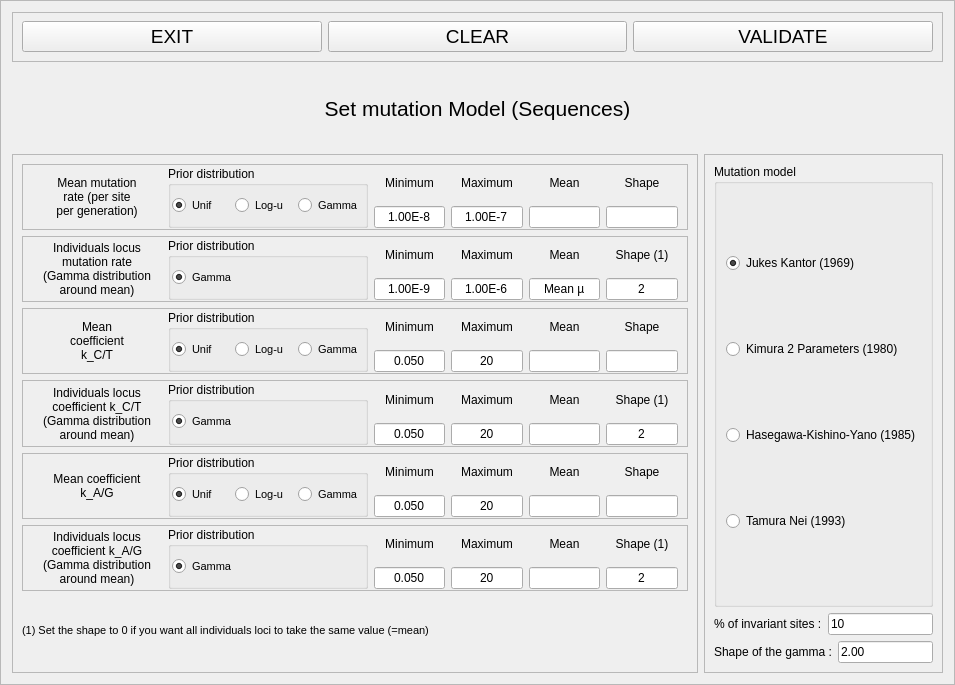
cbgp/diyabc, file python_interface/uis/setMutationModelSequences.ui: the form before one commit.
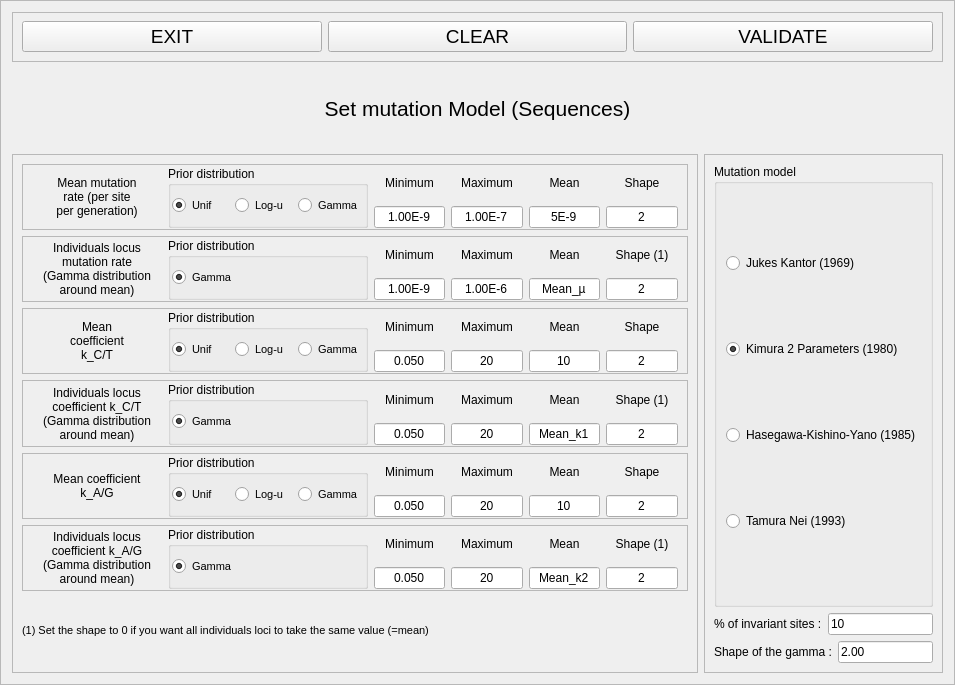
The form after the commit.

Commit message: default values mutation models

The edit to the form file:
```diff
--- a/python_interface/uis/setMutationModelSequences.ui
+++ b/python_interface/uis/setMutationModelSequences.ui
@@ -285,7 +285,7 @@
                 </size>
                </property>
                <property name="text">
-                <string>1.00E-8</string>
+                <string>1.00E-9</string>
                </property>
                <property name="alignment">
                 <set>Qt::AlignCenter</set>
@@ -356,6 +356,9 @@
                  <height>16777215</height>
                 </size>
                </property>
+               <property name="text">
+                <string>5E-9</string>
+               </property>
                <property name="alignment">
                 <set>Qt::AlignCenter</set>
                </property>
@@ -389,6 +392,9 @@
                  <height>16777215</height>
                 </size>
                </property>
+               <property name="text">
+                <string>2</string>
+               </property>
                <property name="alignment">
                 <set>Qt::AlignCenter</set>
                </property>
@@ -594,7 +600,7 @@
                 </size>
                </property>
                <property name="text">
-                <string>Mean µ</string>
+                <string>Mean_µ</string>
                </property>
                <property name="alignment">
                 <set>Qt::AlignCenter</set>
@@ -862,6 +868,9 @@
                  <height>16777215</height>
                 </size>
                </property>
+               <property name="text">
+                <string>10</string>
+               </property>
                <property name="alignment">
                 <set>Qt::AlignCenter</set>
                </property>
@@ -895,6 +904,9 @@
                  <height>16777215</height>
                 </size>
                </property>
+               <property name="text">
+                <string>2</string>
+               </property>
                <property name="alignment">
                 <set>Qt::AlignCenter</set>
                </property>
@@ -1099,6 +1111,9 @@
                  <height>16777215</height>
                 </size>
                </property>
+               <property name="text">
+                <string>Mean_k1</string>
+               </property>
                <property name="alignment">
                 <set>Qt::AlignCenter</set>
                </property>
@@ -1364,6 +1379,9 @@
                  <height>16777215</height>
                 </size>
                </property>
+               <property name="text">
+                <string>10</string>
+               </property>
                <property name="alignment">
                 <set>Qt::AlignCenter</set>
                </property>
@@ -1397,6 +1415,9 @@
                  <height>16777215</height>
                 </size>
                </property>
+               <property name="text">
+                <string>2</string>
+               </property>
                <property name="alignment">
                 <set>Qt::AlignCenter</set>
                </property>
@@ -1601,6 +1622,9 @@
                  <height>16777215</height>
                 </size>
                </property>
+               <property name="text">
+                <string>Mean_k2</string>
+               </property>
                <property name="alignment">
                 <set>Qt::AlignCenter</set>
                </property>
@@ -1683,7 +1707,7 @@
               <string>Jukes Kantor (1969)</string>
              </property>
              <property name="checked">
-              <bool>true</bool>
+              <bool>false</bool>
              </property>
             </widget>
            </item>
@@ -1692,6 +1716,9 @@
              <property name="text">
               <string>Kimura 2 Parameters (1980)</string>
              </property>
+             <property name="checked">
+              <bool>true</bool>
+             </property>
             </widget>
            </item>
            <item>
```
The commit also changes 3 other files.
